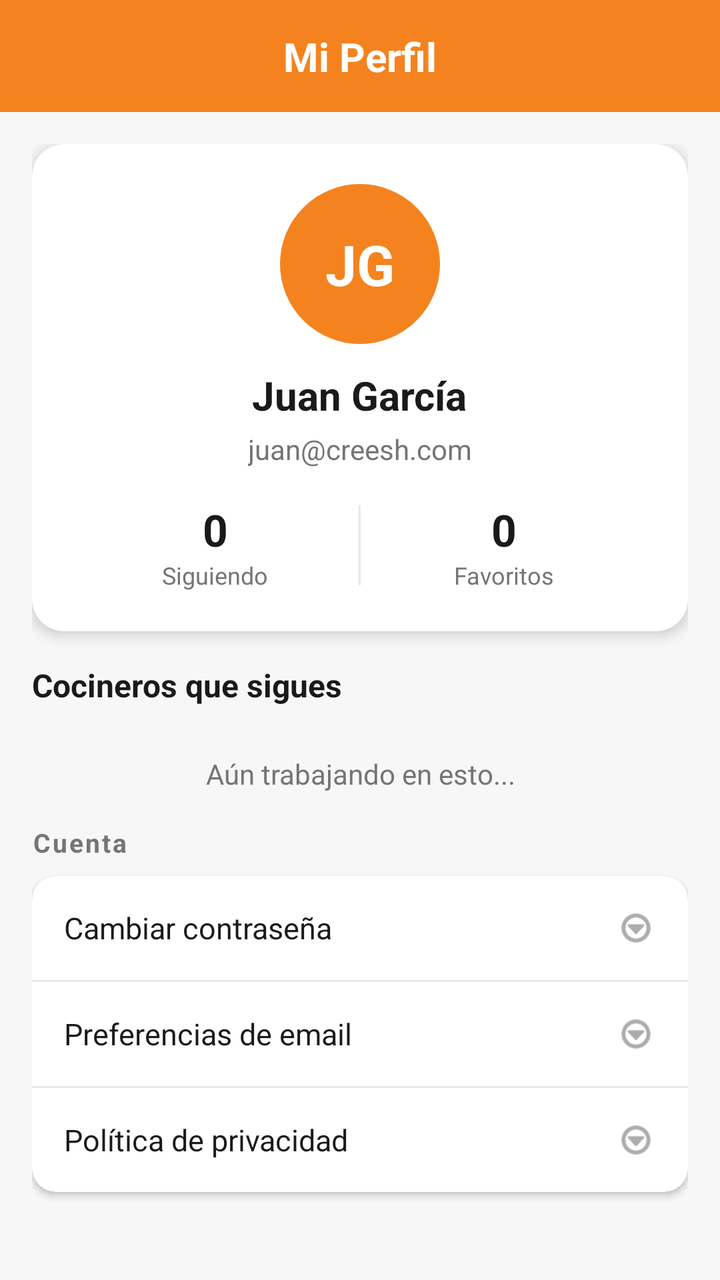
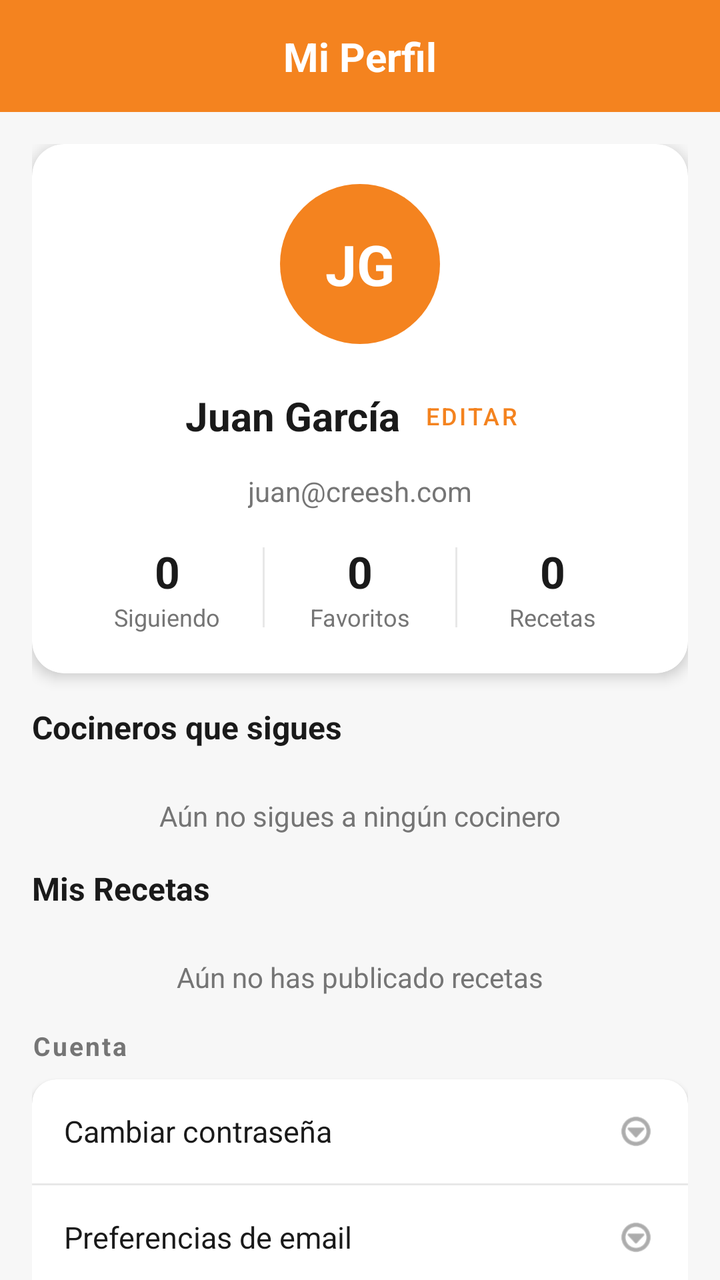

Two renders of the same Android screen: before a commit and after it. Below are the layout's source before the change and the commit's diff.
<!-- AndroidManifest.xml: application theme Theme.CreeshApp -->
<!-- res/layout/fragment_profile.xml -->
<?xml version="1.0" encoding="utf-8"?>
<LinearLayout
    xmlns:android="http://schemas.android.com/apk/res/android"
    xmlns:app="http://schemas.android.com/apk/res-auto"
    android:layout_width="match_parent"
    android:layout_height="match_parent"
    android:orientation="vertical"
    android:background="@color/background">

    
    <androidx.constraintlayout.widget.ConstraintLayout
        android:layout_width="match_parent"
        android:layout_height="56dp"
        android:background="@color/primary_orange"
        android:paddingHorizontal="16dp">

        <TextView
            android:layout_width="wrap_content"
            android:layout_height="wrap_content"
            android:text="Mi Perfil"
            android:textColor="@color/white"
            android:textSize="20sp"
            android:textStyle="bold"
            app:layout_constraintStart_toStartOf="parent"
            app:layout_constraintEnd_toEndOf="parent"
            app:layout_constraintTop_toTopOf="parent"
            app:layout_constraintBottom_toBottomOf="parent"/>

    </androidx.constraintlayout.widget.ConstraintLayout>

    <androidx.core.widget.NestedScrollView
        android:layout_width="match_parent"
        android:layout_height="0dp"
        android:layout_weight="1">

        <LinearLayout
            android:layout_width="match_parent"
            android:layout_height="wrap_content"
            android:orientation="vertical"
            android:padding="16dp">

            
            <androidx.cardview.widget.CardView
                android:layout_width="match_parent"
                android:layout_height="wrap_content"
                android:layout_marginBottom="16dp"
                app:cardCornerRadius="16dp"
                app:cardElevation="4dp">

                <LinearLayout
                    android:layout_width="match_parent"
                    android:layout_height="wrap_content"
                    android:orientation="vertical"
                    android:padding="20dp"
                    android:gravity="center_horizontal">

                    
                    <FrameLayout
                        android:layout_width="80dp"
                        android:layout_height="80dp"
                        android:background="@drawable/circle_bg_orange">

                        <TextView
                            android:id="@+id/tvAvatarInitials"
                            android:layout_width="wrap_content"
                            android:layout_height="wrap_content"
                            android:layout_gravity="center"
                            android:text="JG"
                            android:textSize="28sp"
                            android:textColor="@color/white"
                            android:textStyle="bold"/>
                    </FrameLayout>

                    <TextView
                        android:id="@+id/tvUserName"
                        android:layout_width="wrap_content"
                        android:layout_height="wrap_content"
                        android:layout_marginTop="12dp"
                        android:text="Juan García"
                        android:textSize="20sp"
                        android:textStyle="bold"
                        android:textColor="@color/text_primary"/>

                    <TextView
                        android:id="@+id/tvUserEmail"
                        android:layout_width="wrap_content"
                        android:layout_height="wrap_content"
                        android:layout_marginTop="4dp"
                        android:text="juan@creesh.com"
                        android:textSize="14sp"
                        android:textColor="@color/text_secondary"/>

                    
                    <LinearLayout
                        android:layout_width="match_parent"
                        android:layout_height="wrap_content"
                        android:layout_marginTop="16dp"
                        android:orientation="horizontal"
                        android:weightSum="2"
                        android:gravity="center">

                        <LinearLayout
                            android:layout_width="0dp"
                            android:layout_height="wrap_content"
                            android:layout_weight="1"
                            android:orientation="vertical"
                            android:gravity="center">

                            <TextView
                                android:id="@+id/tvFollowingCount"
                                android:layout_width="wrap_content"
                                android:layout_height="wrap_content"
                                android:text="0"
                                android:textSize="22sp"
                                android:textStyle="bold"
                                android:textColor="@color/text_primary"/>

                            <TextView
                                android:layout_width="wrap_content"
                                android:layout_height="wrap_content"
                                android:text="Siguiendo"
                                android:textSize="12sp"
                                android:textColor="@color/text_secondary"/>
                        </LinearLayout>

                        <View
                            android:layout_width="1dp"
                            android:layout_height="40dp"
                            android:background="@color/divider"/>

                        <LinearLayout
                            android:layout_width="0dp"
                            android:layout_height="wrap_content"
                            android:layout_weight="1"
                            android:orientation="vertical"
                            android:gravity="center">

                            <TextView
                                android:id="@+id/tvFavoritesCount"
                                android:layout_width="wrap_content"
                                android:layout_height="wrap_content"
                                android:text="0"
                                android:textSize="22sp"
                                android:textStyle="bold"
                                android:textColor="@color/text_primary"/>

                            <TextView
                                android:layout_width="wrap_content"
                                android:layout_height="wrap_content"
                                android:text="Favoritos"
                                android:textSize="12sp"
                                android:textColor="@color/text_secondary"/>
                        </LinearLayout>
                    </LinearLayout>
                </LinearLayout>
            </androidx.cardview.widget.CardView>

            
            <TextView
                android:text="Cocineros que sigues"
                android:textSize="16sp"
                android:textStyle="bold"
                android:textColor="@color/text_primary"
                android:layout_width="match_parent"
                android:layout_height="wrap_content"
                android:layout_marginBottom="8dp"/>

            <TextView
                android:id="@+id/tvNoFollowing"
                android:layout_width="match_parent"
                android:layout_height="wrap_content"
                android:text="Aún trabajando en esto..."
                android:textColor="@color/text_secondary"
                android:textSize="14sp"
                android:gravity="center"
                android:paddingVertical="16dp"
                android:visibility="visible"/>

            <androidx.recyclerview.widget.RecyclerView
                android:id="@+id/rvFollowingChefs"
                android:layout_width="match_parent"
                android:layout_height="wrap_content"
                android:layout_marginBottom="16dp"
                android:nestedScrollingEnabled="false"
                android:visibility="gone"/>

            
            <TextView
                android:text="Cuenta"
                android:textSize="13sp"
                android:textColor="@color/text_secondary"
                android:textStyle="bold"
                android:letterSpacing="0.08"
                android:layout_width="match_parent"
                android:layout_height="wrap_content"
                android:layout_marginBottom="8dp"/>

            <androidx.cardview.widget.CardView
                android:layout_width="match_parent"
                android:layout_height="wrap_content"
                android:layout_marginBottom="24dp"
                app:cardCornerRadius="12dp"
                app:cardElevation="2dp">

                <LinearLayout
                    android:layout_width="match_parent"
                    android:layout_height="wrap_content"
                    android:orientation="vertical">

                    <LinearLayout
                        android:id="@+id/itemChangePassword"
                        android:layout_width="match_parent"
                        android:layout_height="52dp"
                        android:orientation="horizontal"
                        android:gravity="center_vertical"
                        android:paddingHorizontal="16dp"
                        android:background="?attr/selectableItemBackground">

                        <TextView
                            android:layout_width="0dp"
                            android:layout_height="wrap_content"
                            android:layout_weight="1"
                            android:text="Cambiar contraseña"
                            android:textSize="15sp"
                            android:textColor="@color/text_primary"/>

                        <ImageView
                            android:layout_width="20dp"
                            android:layout_height="20dp"
                            android:src="@android:drawable/ic_menu_more"
                            android:tint="@color/text_secondary"/>
                    </LinearLayout>

                    <View
                        android:layout_width="match_parent"
                        android:layout_height="1dp"
                        android:background="@color/divider"/>

                    <LinearLayout
                        android:id="@+id/itemEmailPreferences"
                        android:layout_width="match_parent"
                        android:layout_height="52dp"
                        android:orientation="horizontal"
                        android:gravity="center_vertical"
                        android:paddingHorizontal="16dp"
                        android:background="?attr/selectableItemBackground">

                        <TextView
                            android:layout_width="0dp"
                            android:layout_height="wrap_content"
                            android:layout_weight="1"
                            android:text="Preferencias de email"
                            android:textSize="15sp"
                            android:textColor="@color/text_primary"/>

                        <ImageView
                            android:layout_width="20dp"
                            android:layout_height="20dp"
                            android:src="@android:drawable/ic_menu_more"
                            android:tint="@color/text_secondary"/>
                    </LinearLayout>

                    <View
                        android:layout_width="match_parent"
                        android:layout_height="1dp"
                        android:background="@color/divider"/>

                    <LinearLayout
                        android:id="@+id/itemPrivacyPolicy"
                        android:layout_width="match_parent"
                        android:layout_height="52dp"
                        android:orientation="horizontal"
                        android:gravity="center_vertical"
                        android:paddingHorizontal="16dp"
                        android:background="?attr/selectableItemBackground">

                        <TextView
                            android:layout_width="0dp"
                            android:layout_height="wrap_content"
                            android:layout_weight="1"
                            android:text="Política de privacidad"
                            android:textSize="15sp"
                            android:textColor="@color/text_primary"/>

                        <ImageView
                            android:layout_width="20dp"
                            android:layout_height="20dp"
                            android:src="@android:drawable/ic_menu_more"
                            android:tint="@color/text_secondary"/>
                    </LinearLayout>

                </LinearLayout>
            </androidx.cardview.widget.CardView>

        </LinearLayout>
    </androidx.core.widget.NestedScrollView>
</LinearLayout>
<!-- resources referenced by this layout -->
<resources>
  <color name="background">#F7F7F7</color>
  <color name="divider">#E8E8E8</color>
  <color name="primary_orange">#F4831F</color>
  <color name="text_primary">#1A1A1A</color>
  <color name="text_secondary">#757575</color>
  <color name="white">#FFFFFF</color>
  <!-- drawable circle_bg_orange (drawable) -->
  <?xml version="1.0" encoding="utf-8"?>
  <shape xmlns:android="http://schemas.android.com/apk/res/android"
      android:shape="oval">
      <solid android:color="#F4831F"/>
  </shape>
  <style name="Theme.CreeshApp" parent="Theme.MaterialComponents.DayNight.NoActionBar">
          <item name="colorPrimary">@color/primary_orange</item>
          <item name="colorPrimaryVariant">@color/primary_orange_dark</item>
          <item name="colorOnPrimary">@color/white</item>
          <item name="colorSecondary">@color/primary_orange</item>
          <item name="colorOnSecondary">@color/white</item>
          <item name="android:windowBackground">@color/background</item>
          <item name="android:statusBarColor">@color/primary_orange</item>
          <item name="colorControlActivated">@color/primary_orange</item>
          <item name="colorControlHighlight">@color/orange_surface</item>
      </style>
  <color name="primary_orange_dark">#D96B0A</color>
  <color name="orange_surface">#FFF3E8</color>
</resources>

<!-- the commit's change to res/layout/fragment_profile.xml (unified diff, before → after) -->
@@ -71,15 +71,34 @@
                             android:textStyle="bold"/>
                     </FrameLayout>
 
-                    <TextView
-                        android:id="@+id/tvUserName"
+                    <LinearLayout
                         android:layout_width="wrap_content"
                         android:layout_height="wrap_content"
-                        android:layout_marginTop="12dp"
-                        android:text="Juan García"
-                        android:textSize="20sp"
-                        android:textStyle="bold"
-                        android:textColor="@color/text_primary"/>
+                        android:orientation="horizontal"
+                        android:gravity="center_vertical"
+                        android:layout_marginTop="12dp">
+
+                        <TextView
+                            android:id="@+id/tvUserName"
+                            android:layout_width="wrap_content"
+                            android:layout_height="wrap_content"
+                            android:text="Juan García"
+                            android:textSize="20sp"
+                            android:textStyle="bold"
+                            android:textColor="@color/text_primary"/>
+
+                        <com.google.android.material.button.MaterialButton
+                            android:id="@+id/btnEditName"
+                            style="@style/Widget.MaterialComponents.Button.TextButton"
+                            android:layout_width="wrap_content"
+                            android:layout_height="wrap_content"
+                            android:layout_marginStart="4dp"
+                            android:text="Editar"
+                            android:textSize="12sp"
+                            android:textColor="@color/primary_orange"
+                            android:minWidth="0dp"
+                            android:paddingHorizontal="8dp"/>
+                    </LinearLayout>
 
                     <TextView
                         android:id="@+id/tvUserEmail"
@@ -96,7 +115,7 @@
                         android:layout_height="wrap_content"
                         android:layout_marginTop="16dp"
                         android:orientation="horizontal"
-                        android:weightSum="2"
+                        android:weightSum="3"
                         android:gravity="center">
 
                         <LinearLayout
@@ -151,6 +170,35 @@
                                 android:textSize="12sp"
                                 android:textColor="@color/text_secondary"/>
                         </LinearLayout>
+
+                        <View
+                            android:layout_width="1dp"
+                            android:layout_height="40dp"
+                            android:background="@color/divider"/>
+
+                        <LinearLayout
+                            android:layout_width="0dp"
+                            android:layout_height="wrap_content"
+                            android:layout_weight="1"
+                            android:orientation="vertical"
+                            android:gravity="center">
+
+                            <TextView
+                                android:id="@+id/tvRecipesCount"
+                                android:layout_width="wrap_content"
+                                android:layout_height="wrap_content"
+                                android:text="0"
+                                android:textSize="22sp"
+                                android:textStyle="bold"
+                                android:textColor="@color/text_primary"/>
+
+                            <TextView
+                                android:layout_width="wrap_content"
+                                android:layout_height="wrap_content"
+                                android:text="Recetas"
+                                android:textSize="12sp"
+                                android:textColor="@color/text_secondary"/>
+                        </LinearLayout>
                     </LinearLayout>
                 </LinearLayout>
             </androidx.cardview.widget.CardView>
@@ -169,7 +217,7 @@
                 android:id="@+id/tvNoFollowing"
                 android:layout_width="match_parent"
                 android:layout_height="wrap_content"
-                android:text="Aún trabajando en esto..."
+                android:text="Aún no sigues a ningún cocinero"
                 android:textColor="@color/text_secondary"
                 android:textSize="14sp"
                 android:gravity="center"
@@ -186,6 +234,35 @@
 
             
             <TextView
+                android:text="Mis Recetas"
+                android:textSize="16sp"
+                android:textStyle="bold"
+                android:textColor="@color/text_primary"
+                android:layout_width="match_parent"
+                android:layout_height="wrap_content"
+                android:layout_marginBottom="8dp"/>
+
+            <TextView
+                android:id="@+id/tvNoRecipes"
+                android:layout_width="match_parent"
+                android:layout_height="wrap_content"
+                android:text="Aún no has publicado recetas"
+                android:textColor="@color/text_secondary"
+                android:textSize="14sp"
+                android:gravity="center"
+                android:paddingVertical="16dp"
+                android:visibility="visible"/>
+
+            <androidx.recyclerview.widget.RecyclerView
+                android:id="@+id/rvMyRecipes"
+                android:layout_width="match_parent"
+                android:layout_height="wrap_content"
+                android:layout_marginBottom="16dp"
+                android:nestedScrollingEnabled="false"
+                android:visibility="gone"/>
+
+            
+            <TextView
                 android:text="Cuenta"
                 android:textSize="13sp"
                 android:textColor="@color/text_secondary"
